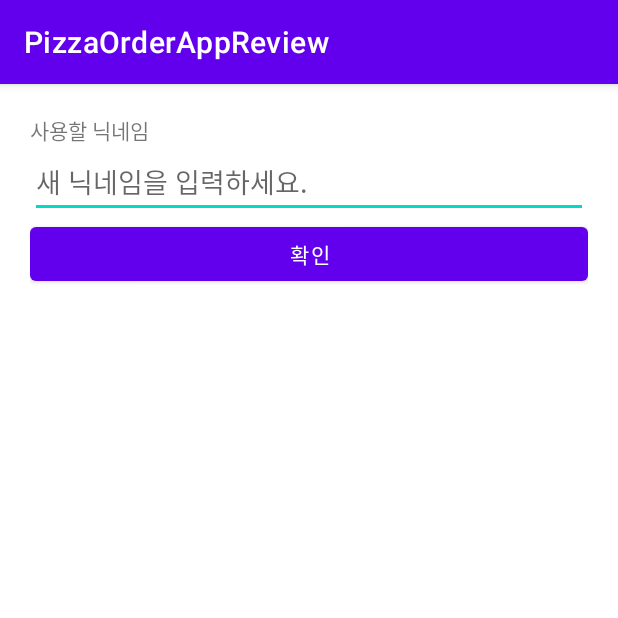
After one commit to clearsky77/PizzaOrderAppReview, an Android app: the EditNicknameActivity screen opened directly, with no data from a screen before it, on a phone screen of 412 x 824 dp, the top half of it. The commit adds this screen. Run offline under Robolectric (Android 15) with nearby library versions, the phone set to English and light mode, and no system bars.

Commit message:
닉네임 변경 화면 추가

```diff
--- a/app/src/main/AndroidManifest.xml
+++ b/app/src/main/AndroidManifest.xml
@@ -14,6 +14,9 @@
         android:theme="@style/Theme.PizzaOrderAppReview"
         android:usesCleartextTraffic="true">
         <activity
+            android:name=".EditNicknameActivity"
+            android:exported="true" />
+        <activity
             android:name=".ViewStoreDetailActivity"
             android:exported="true" />
         <activity
--- /dev/null
+++ b/app/src/main/java/com/clearsky77/pizzaorderappreview/EditNicknameActivity.kt
@@ -0,0 +1,11 @@
+package com.clearsky77.pizzaorderappreview
+
+import androidx.appcompat.app.AppCompatActivity
+import android.os.Bundle
+
+class EditNicknameActivity : AppCompatActivity() {
+    override fun onCreate(savedInstanceState: Bundle?) {
+        super.onCreate(savedInstanceState)
+        setContentView(R.layout.activity_edit_nickname)
+    }
+}
--- a/app/src/main/java/com/clearsky77/pizzaorderappreview/fragments/MyProfileFragment.kt
+++ b/app/src/main/java/com/clearsky77/pizzaorderappreview/fragments/MyProfileFragment.kt
@@ -6,6 +6,7 @@ import android.view.View
 import android.view.ViewGroup
 import androidx.fragment.app.Fragment
 import com.clearsky77.pizzaorderappreview.R
+import kotlinx.android.synthetic.main.fragment_my_profile.*
 
 class MyProfileFragment : Fragment() {
 
@@ -20,6 +21,9 @@ class MyProfileFragment : Fragment() {
     override fun onActivityCreated(savedInstanceState: Bundle?) {
         super.onActivityCreated(savedInstanceState)
 
+        editNicknameBtn.setOnClickListener {
+
+        }
 
     }
 }
--- /dev/null
+++ b/app/src/main/res/layout/activity_edit_nickname.xml
@@ -0,0 +1,28 @@
+<?xml version="1.0" encoding="utf-8"?>
+<LinearLayout xmlns:android="http://schemas.android.com/apk/res/android"
+    xmlns:app="http://schemas.android.com/apk/res-auto"
+    xmlns:tools="http://schemas.android.com/tools"
+    android:layout_width="match_parent"
+    android:layout_height="match_parent"
+    android:orientation="vertical"
+    android:padding="20dp"
+    tools:context=".EditNicknameActivity">
+
+    <TextView
+        android:layout_width="wrap_content"
+        android:layout_height="wrap_content"
+        android:text="사용할 닉네임"/>
+    <EditText
+        android:id="@+id/nicknameEdt"
+        android:layout_width="match_parent"
+        android:layout_height="wrap_content"
+        android:hint="새 닉네임을 입력하세요."
+        android:singleLine="true"/>
+    <Button
+        android:id="@+id/okBtn"
+        android:layout_width="match_parent"
+        android:layout_height="wrap_content"
+        android:text="확인"/>
+
+
+</LinearLayout>
```
